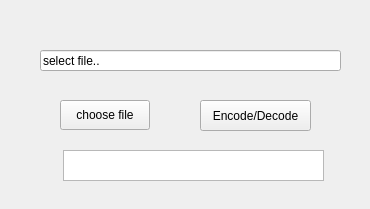
Qt form encoder.ui (jcglqmoyx/video-encryptor) before a commit.
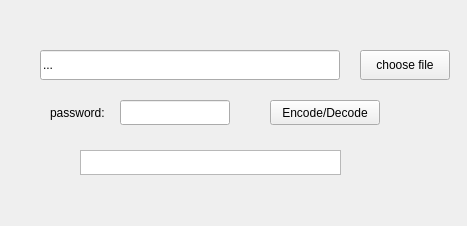
The same form after that commit.

What changed in the file:
```diff
--- a/encoder.ui
+++ b/encoder.ui
@@ -6,8 +6,8 @@
    <rect>
     <x>0</x>
     <y>0</y>
-    <width>370</width>
-    <height>209</height>
+    <width>467</width>
+    <height>226</height>
    </rect>
   </property>
   <property name="windowTitle">
@@ -18,15 +18,15 @@
     <rect>
      <x>40</x>
      <y>50</y>
-     <width>301</width>
-     <height>21</height>
+     <width>300</width>
+     <height>30</height>
     </rect>
    </property>
    <property name="toolTip">
     <string>&lt;html&gt;&lt;head/&gt;&lt;body&gt;&lt;p&gt;select file or directory&lt;/p&gt;&lt;/body&gt;&lt;/html&gt;</string>
    </property>
    <property name="text">
-    <string>select file..</string>
+    <string>...</string>
    </property>
    <property name="readOnly">
     <bool>true</bool>
@@ -35,10 +35,10 @@
   <widget class="QPushButton" name="encode_or_decode_button">
    <property name="geometry">
     <rect>
-     <x>200</x>
+     <x>270</x>
      <y>100</y>
-     <width>111</width>
-     <height>31</height>
+     <width>110</width>
+     <height>25</height>
     </rect>
    </property>
    <property name="text">
@@ -48,8 +48,8 @@
   <widget class="QToolButton" name="choose_file_button">
    <property name="geometry">
     <rect>
-     <x>60</x>
-     <y>100</y>
+     <x>360</x>
+     <y>50</y>
      <width>90</width>
      <height>30</height>
     </rect>
@@ -61,13 +61,51 @@
   <widget class="QPlainTextEdit" name="info">
    <property name="geometry">
     <rect>
-     <x>63</x>
+     <x>80</x>
      <y>150</y>
      <width>261</width>
-     <height>31</height>
+     <height>25</height>
     </rect>
    </property>
   </widget>
+  <widget class="QLabel" name="password_label">
+   <property name="geometry">
+    <rect>
+     <x>50</x>
+     <y>100</y>
+     <width>60</width>
+     <height>25</height>
+    </rect>
+   </property>
+   <property name="text">
+    <string>password:</string>
+   </property>
+  </widget>
+  <widget class="QLineEdit" name="password">
+   <property name="geometry">
+    <rect>
+     <x>120</x>
+     <y>100</y>
+     <width>110</width>
+     <height>25</height>
+    </rect>
+   </property>
+   <property name="maximumSize">
+    <size>
+     <width>110</width>
+     <height>16777215</height>
+    </size>
+   </property>
+   <property name="toolTip">
+    <string>&lt;html&gt;&lt;head/&gt;&lt;body&gt;&lt;p&gt;input password&lt;/p&gt;&lt;/body&gt;&lt;/html&gt;</string>
+   </property>
+   <property name="maxLength">
+    <number>9</number>
+   </property>
+   <property name="echoMode">
+    <enum>QLineEdit::Password</enum>
+   </property>
+  </widget>
  </widget>
  <resources/>
  <connections/>
```
